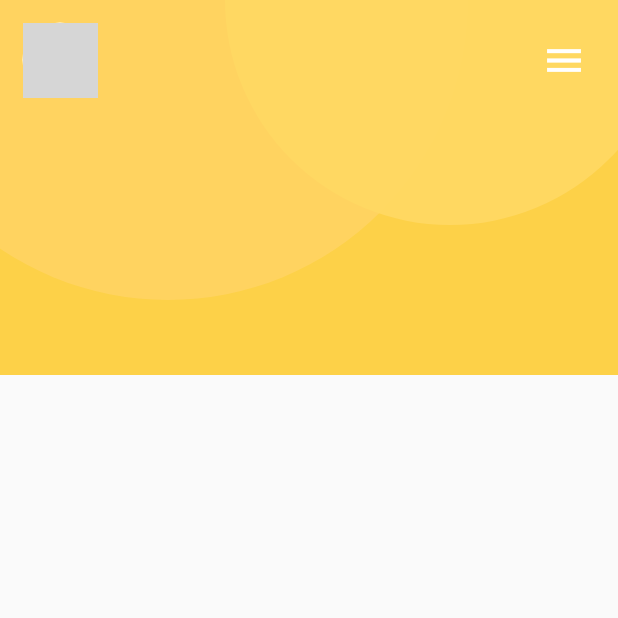
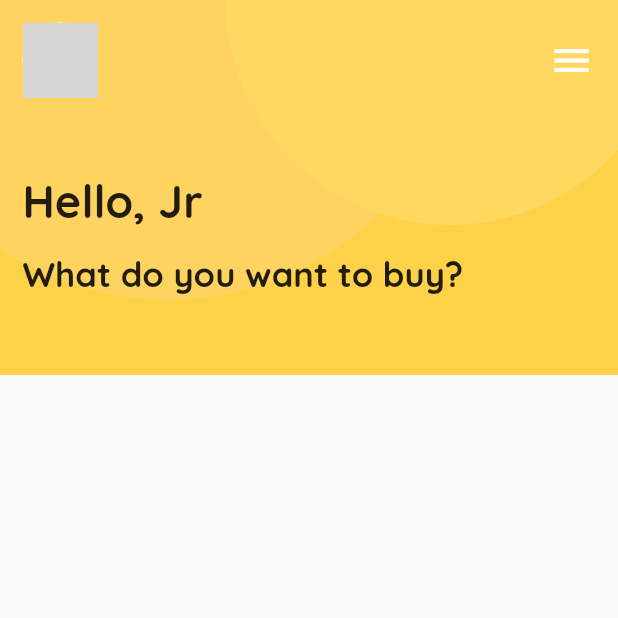
Before and after one commit to hjJunior/flutter-furniture-app, a Flutter app: the screen it shows after launch, on a phone screen of 412 x 824 dp, the top half of it. Run offline on Flutter 3.47's test engine with Material 2 defaults, Android fonts, the phone set to English and light mode, and no system bars; network calls fail; grey boxes are pictures that could not be loaded.

Commit message:
Added title and subtitle

```diff
--- a/lib/src/screens/home.dart
+++ b/lib/src/screens/home.dart
@@ -3,6 +3,8 @@ import '../widgets/header_bubble_left.dart';
 import '../widgets/header_bubble_right.dart';
 import '../widgets/header_avatar.dart';
 import '../widgets/header_right_menu.dart';
+import '../widgets/header_title.dart';
+import '../widgets/header_subtitle.dart';
 
 class Home extends StatelessWidget {
   @override
@@ -28,10 +30,14 @@ class Home extends StatelessWidget {
                       children: <Widget>[
                         SizedBox(width: 15.0,),
                         HeaderAvatar(),
-                        SizedBox(width: MediaQuery.of(context).size.width - 125.0,),
+                        SizedBox(width: MediaQuery.of(context).size.width - 120.0,),
                         HeaderRightMenu(),
                       ],
-                    )
+                    ),
+                    SizedBox(height: 50.0,),
+                    HeaderTitle(),
+                    SizedBox(height: 15.0,),
+                    HeaderSubtitle()
                   ],
                 )
               ],
--- /dev/null
+++ b/lib/src/widgets/header_subtitle.dart
@@ -0,0 +1,16 @@
+import 'package:flutter/material.dart';
+
+class HeaderSubtitle extends StatelessWidget {
+  @override
+  Widget build(BuildContext context) => Padding(
+    padding: EdgeInsets.only(left: 15.0),
+    child: Text(
+      'What do you want to buy?',
+      style: TextStyle(
+          fontFamily: 'Quicksand',
+          fontSize: 23.0,
+          fontWeight: FontWeight.bold
+      ),
+    ),
+  );
+}
--- /dev/null
+++ b/lib/src/widgets/header_title.dart
@@ -0,0 +1,16 @@
+import 'package:flutter/material.dart';
+
+class HeaderTitle extends StatelessWidget {
+  @override
+  Widget build(BuildContext context) => Padding(
+    padding: EdgeInsets.only(left: 15.0),
+    child: Text(
+      'Hello, Jr',
+      style: TextStyle(
+          fontFamily: 'Quicksand',
+          fontSize: 30.0,
+          fontWeight: FontWeight.bold
+      ),
+    ),
+  );
+}
```
